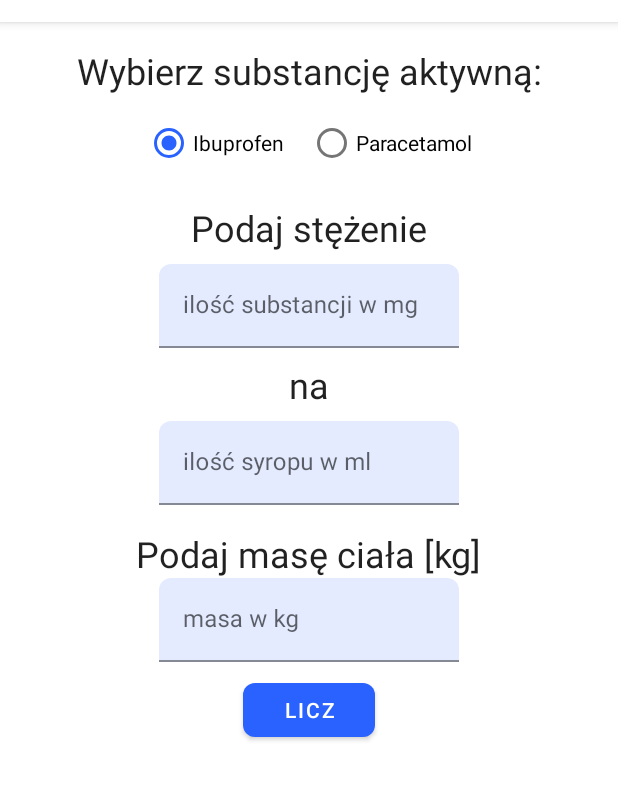
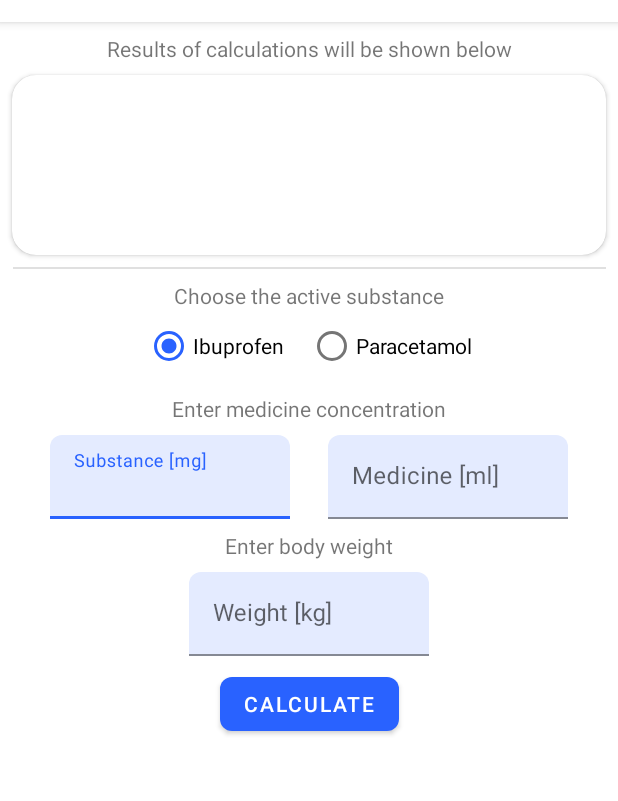
Before and after one commit to OMIsie11/DoseCalculator, an Android app: the screen it shows after launch (MainActivity), on a phone screen of 412 x 824 dp, the part 62-863 px from its top. Run offline under Robolectric (Android 15) with nearby library versions, the phone set to English and light mode, and no system bars.

Commit message:
New main layout

```diff
--- a/app/src/main/java/io/github/omisie11/kalkulatordawek/MainActivity.kt
+++ b/app/src/main/java/io/github/omisie11/kalkulatordawek/MainActivity.kt
@@ -30,34 +30,34 @@ class MainActivity : AppCompatActivity() {
 
         radio_ibuprofen.isChecked = true
 
-        edit_text_substancja.addTextChangedListener(DoseTextWatcher(edit_text_substancja))
-        edit_text_syrop.addTextChangedListener(DoseTextWatcher(edit_text_syrop))
-        edit_text_masa.addTextChangedListener(MassTextWatcher(edit_text_masa))
+        edit_text_substance.addTextChangedListener(DoseTextWatcher(edit_text_substance))
+        edit_text_medicine.addTextChangedListener(DoseTextWatcher(edit_text_medicine))
+        edit_text_mass.addTextChangedListener(MassTextWatcher(edit_text_mass))
 
         val viewModel = ViewModelProviders.of(this)[MainViewModel::class.java]
         viewModel.getResult().observe(this, Observer<String> { result ->
-            text_wynik.text = result
+            text_result.text = result
         })
 
-        button_licz.setOnClickListener {
-            val lek = if (findViewById<RadioButton>(radio_group_lek.checkedRadioButtonId) == radio_ibuprofen)
+        button_calculate.setOnClickListener {
+            val lek = if (findViewById<RadioButton>(radio_group_medicine.checkedRadioButtonId) == radio_ibuprofen)
                 Ibuprofen() else Paracetamol()
 
             when {
-                edit_text_substancja.text.toString().isBlank() -> edit_text_substancja.error =
+                edit_text_substance.text.toString().isBlank() -> edit_text_substance.error =
                     "To pole nie może być puste"
-                edit_text_syrop.text.toString().isBlank() -> edit_text_syrop.error =
+                edit_text_medicine.text.toString().isBlank() -> edit_text_medicine.error =
                     "To pole nie może być puste"
-                edit_text_masa.text.toString().isBlank() -> edit_text_substancja.error =
+                edit_text_mass.text.toString().isBlank() -> edit_text_mass.error =
                     "To pole nie może być puste"
-                !edit_text_substancja.validateNumericInput() -> edit_text_substancja.error = "Niepoprawne dane"
-                !edit_text_syrop.validateNumericInput() -> edit_text_syrop.error = "Niepoprawne dane"
-                !edit_text_masa.validateNumericInput() -> edit_text_masa.error = "Niepoprawne dane"
-                edit_text_substancja.validateNumericInput() && edit_text_syrop.validateNumericInput()
-                        && edit_text_syrop.validateNumericInput() ->
+                !edit_text_substance.validateNumericInput() -> edit_text_substance.error = "Niepoprawne dane"
+                !edit_text_medicine.validateNumericInput() -> edit_text_medicine.error = "Niepoprawne dane"
+                !edit_text_mass.validateNumericInput() -> edit_text_mass.error = "Niepoprawne dane"
+                edit_text_substance.validateNumericInput() && edit_text_medicine.validateNumericInput()
+                        && edit_text_medicine.validateNumericInput() ->
                     viewModel.performCalculations(
-                        lek, edit_text_substancja.text.toString().toDouble(),
-                        edit_text_syrop.text.toString().toDouble(), edit_text_masa.text.toString().toDouble()
+                        lek, edit_text_substance.text.toString().toDouble(),
+                        edit_text_medicine.text.toString().toDouble(), edit_text_mass.text.toString().toDouble()
                     )
             }
         }
--- a/app/src/main/res/layout/content_main.xml
+++ b/app/src/main/res/layout/content_main.xml
@@ -2,36 +2,82 @@
 <ScrollView
         xmlns:android="http://schemas.android.com/apk/res/android"
         xmlns:app="http://schemas.android.com/apk/res-auto"
-        android:layout_width="match_parent"
+        xmlns:tools="http://schemas.android.com/tools" android:layout_width="match_parent"
         android:layout_height="wrap_content">
 
     <androidx.constraintlayout.widget.ConstraintLayout
             android:layout_width="match_parent"
-            android:layout_height="wrap_content"
-            android:focusable="true"
-            android:focusableInTouchMode="true">
+            android:layout_height="wrap_content">
 
         <TextView
-                android:id="@+id/textView"
+                android:id="@+id/text_result_warning"
+                android:text="Results of calculations will be shown below"
                 android:layout_width="wrap_content"
                 android:layout_height="wrap_content"
-                android:text="Wybierz substancję aktywną:"
-                app:layout_constraintLeft_toLeftOf="parent"
-                app:layout_constraintRight_toRightOf="parent"
-                app:layout_constraintTop_toTopOf="parent" android:layout_marginTop="16dp"
-                android:layout_marginLeft="8dp"
-                android:layout_marginRight="8dp"
-                android:textAppearance="@android:style/TextAppearance.Material.Headline"/>
+                app:layout_constraintStart_toStartOf="parent"
+                android:layout_marginStart="8dp"
+                app:layout_constraintEnd_toEndOf="parent"
+                android:layout_marginEnd="8dp"
+                android:layout_marginTop="8dp"
+                app:layout_constraintTop_toTopOf="parent"/>
+
+        <androidx.cardview.widget.CardView
+                android:id="@+id/card_result"
+                android:layout_width="match_parent"
+                android:layout_height="wrap_content"
+                android:elevation="8dp"
+                app:cardCornerRadius="16dp"
+                app:layout_constraintStart_toStartOf="parent"
+                app:layout_constraintEnd_toEndOf="parent"
+                app:layout_constraintTop_toBottomOf="@id/text_result_warning"
+                android:layout_marginStart="8dp"
+                android:layout_marginEnd="8dp"
+                android:layout_marginTop="8dp">
+            <TextView
+                    android:id="@+id/text_result"
+                    android:text=""
+                    android:layout_width="match_parent"
+                    android:layout_height="wrap_content"
+                    android:minHeight="120dp"
+                    android:gravity="center"
+                    android:padding="16dp"
+                    tools:text="Results of calculations will be shown here"/>
+        </androidx.cardview.widget.CardView>
+
+        <View
+                android:id="@+id/divider"
+                android:layout_width="395dp"
+                android:layout_height="1dp"
+                android:background="?android:attr/listDivider"
+                android:layout_marginEnd="16dp"
+                app:layout_constraintEnd_toEndOf="parent"
+                app:layout_constraintStart_toStartOf="parent"
+                android:layout_marginStart="16dp"
+                app:layout_constraintTop_toBottomOf="@id/card_result"
+                android:layout_marginTop="8dp"/>
+        <TextView
+                android:id="@+id/textView7"
+                android:text="Choose the active substance"
+                android:layout_width="wrap_content"
+                android:layout_height="wrap_content"
+                app:layout_constraintTop_toBottomOf="@id/divider"
+                app:layout_constraintStart_toStartOf="parent"
+                android:layout_marginStart="8dp"
+                app:layout_constraintEnd_toEndOf="parent"
+                android:layout_marginEnd="8dp"
+                android:layout_marginTop="8dp"/>
 
         <RadioGroup
-                android:id="@+id/radio_group_lek"
+                android:id="@+id/radio_group_medicine"
                 android:layout_width="match_parent"
                 android:layout_height="wrap_content"
                 android:orientation="horizontal"
                 android:gravity="center"
-                app:layout_constraintStart_toStartOf="parent" app:layout_constraintEnd_toEndOf="parent"
-                android:layout_marginTop="8dp" app:layout_constraintTop_toBottomOf="@+id/textView"
-                android:layout_marginStart="8dp" android:layout_marginEnd="8dp">
+                app:layout_constraintTop_toBottomOf="@id/textView7"
+                app:layout_constraintStart_toStartOf="parent"
+                app:layout_constraintEnd_toEndOf="parent"
+                android:layout_marginStart="8dp"
+                android:layout_marginEnd="8dp">
 
             <RadioButton
                     android:id="@+id/radio_ibuprofen"
@@ -48,115 +94,106 @@
         </RadioGroup>
 
         <TextView
-                android:text="Podaj stężenie"
+                android:id="@+id/textView8"
+                android:text="Enter medicine concentration"
                 android:layout_width="wrap_content"
                 android:layout_height="wrap_content"
-                android:id="@+id/textView2"
-                app:layout_constraintTop_toBottomOf="@+id/radio_group_lek" app:layout_constraintStart_toStartOf="parent"
-                android:layout_marginStart="8dp" app:layout_constraintEnd_toEndOf="parent"
-                android:layout_marginEnd="8dp"
-                android:layout_marginTop="16dp"
-                android:textAppearance="@android:style/TextAppearance.Material.Headline"/>
-
-        <com.google.android.material.textfield.TextInputLayout
-                android:id="@+id/textInputLayout_substancja"
-                android:layout_width="200dp"
-                android:layout_height="wrap_content"
-                android:hint="ilość substancji w mg"
-                app:layout_constraintTop_toBottomOf="@+id/textView2"
                 android:layout_marginTop="8dp"
+                app:layout_constraintTop_toBottomOf="@+id/radio_group_medicine"
                 app:layout_constraintStart_toStartOf="parent"
                 android:layout_marginStart="8dp"
                 app:layout_constraintEnd_toEndOf="parent"
-                android:layout_marginEnd="8dp">
+                android:layout_marginEnd="8dp"/>
+
+        <com.google.android.material.textfield.TextInputLayout
+                android:id="@+id/textInputLayout_substance"
+                android:layout_width="wrap_content"
+                android:layout_height="wrap_content"
+                android:minWidth="160dp"
+                android:hint="Substance [mg]"
+                app:layout_constraintTop_toBottomOf="@id/textView8"
+                app:layout_constraintStart_toStartOf="parent"
+                android:layout_marginStart="8dp" android:layout_marginTop="8dp"
+                app:layout_constraintHorizontal_chainStyle="spread"
+                app:layout_constraintEnd_toStartOf="@+id/textInputLayout_medicine">
 
             <com.google.android.material.textfield.TextInputEditText
-                    android:id="@+id/edit_text_substancja"
+                    android:id="@+id/edit_text_substance"
                     android:layout_width="match_parent"
                     android:layout_height="wrap_content"
                     android:inputType="numberDecimal"
-                    android:singleLine="true"/>
+                    android:singleLine="true"
+                    android:imeOptions="actionNext"
+                    android:nextFocusRight="@+id/edit_text_medicine"/>
 
         </com.google.android.material.textfield.TextInputLayout>
 
         <com.google.android.material.textfield.TextInputLayout
-                android:id="@+id/textInputLayout_syrop"
-                android:layout_width="200dp"
+                android:id="@+id/textInputLayout_medicine"
+                android:layout_width="wrap_content"
                 android:layout_height="wrap_content"
-                android:hint="ilość syropu w ml"
-                app:layout_constraintStart_toStartOf="parent"
-                android:layout_marginStart="8dp"
-                android:layout_marginTop="8dp"
-                app:layout_constraintTop_toBottomOf="@+id/textView3"
+                android:minWidth="160dp"
+                android:hint="Medicine [ml]"
                 app:layout_constraintEnd_toEndOf="parent"
-                android:layout_marginEnd="8dp">
+                android:layout_marginEnd="8dp"
+                app:layout_constraintStart_toEndOf="@+id/textInputLayout_substance"
+                app:layout_constraintHorizontal_chainStyle="spread"
+                app:layout_constraintTop_toTopOf="@+id/textInputLayout_substance">
 
             <com.google.android.material.textfield.TextInputEditText
-                    android:id="@+id/edit_text_syrop"
+                    android:id="@+id/edit_text_medicine"
                     android:layout_width="match_parent"
                     android:layout_height="wrap_content"
                     android:inputType="numberDecimal"
-                    android:singleLine="true"/>
+                    android:singleLine="true"
+                    android:imeOptions="actionNext"
+                    android:nextFocusDown="@+id/edit_text_mass"/>
         </com.google.android.material.textfield.TextInputLayout>
 
         <TextView
-                android:text="na"
+                android:id="@+id/textView9"
+                android:text="Enter body weight"
                 android:layout_width="wrap_content"
                 android:layout_height="wrap_content"
-                android:id="@+id/textView3" android:layout_marginTop="8dp"
-                app:layout_constraintTop_toBottomOf="@+id/textInputLayout_substancja"
-                app:layout_constraintStart_toStartOf="parent"
-                android:layout_marginStart="8dp" app:layout_constraintEnd_toEndOf="parent"
-                android:layout_marginEnd="8dp"
-                android:textAppearance="@android:style/TextAppearance.Material.Headline"/>
-        <TextView
-                android:text="Podaj masę ciała [kg]"
+                android:layout_marginTop="8dp"
+                app:layout_constraintTop_toBottomOf="@+id/textInputLayout_substance"
+                app:layout_constraintStart_toStartOf="parent" android:layout_marginStart="8dp"
+                app:layout_constraintEnd_toEndOf="parent" android:layout_marginEnd="8dp"/>
+
+        <com.google.android.material.textfield.TextInputLayout
+                android:id="@+id/textInputLayout_mass"
                 android:layout_width="wrap_content"
                 android:layout_height="wrap_content"
-                android:id="@+id/textView6" android:layout_marginTop="16dp"
-                app:layout_constraintTop_toBottomOf="@+id/textInputLayout_syrop"
+                android:minWidth="160dp"
+                android:hint="Weight [kg]"
+                app:layout_constraintTop_toBottomOf="@id/textView9"
+                app:layout_constraintStart_toStartOf="parent"
+                android:layout_marginEnd="8dp"
                 app:layout_constraintEnd_toEndOf="parent"
-                android:layout_marginEnd="8dp" app:layout_constraintStart_toStartOf="parent"
                 android:layout_marginStart="8dp"
-                android:textAppearance="@android:style/TextAppearance.Material.Headline"/>
-
-        <com.google.android.material.textfield.TextInputLayout
-                android:layout_width="200dp"
-                android:layout_height="wrap_content"
-                android:hint="masa w kg"
-                android:id="@+id/textInputLayout_masa"
-                app:layout_constraintTop_toBottomOf="@+id/textView6" app:layout_constraintEnd_toEndOf="parent"
-                android:layout_marginEnd="8dp" app:layout_constraintStart_toStartOf="parent"
-                android:layout_marginStart="8dp">
+                android:layout_marginTop="8dp">
 
             <com.google.android.material.textfield.TextInputEditText
-                    android:id="@+id/edit_text_masa"
+                    android:id="@+id/edit_text_mass"
                     android:layout_width="match_parent"
                     android:layout_height="wrap_content"
                     android:inputType="numberDecimal"
-                    android:singleLine="true"/>
+                    android:singleLine="true"
+                    android:imeOptions="actionDone"/>
         </com.google.android.material.textfield.TextInputLayout>
 
-        <Button
-                android:id="@+id/button_licz"
+        <com.google.android.material.button.MaterialButton
+                android:id="@+id/button_calculate"
+                android:text="Calculate"
                 android:layout_width="wrap_content"
                 android:layout_height="wrap_content"
-                android:text="licz"
                 android:layout_marginTop="8dp"
-                app:layout_constraintTop_toBottomOf="@+id/textInputLayout_masa"
-                app:layout_constraintEnd_toEndOf="parent"
-                android:layout_marginEnd="8dp"
-                app:layout_constraintStart_toStartOf="parent"
-                android:layout_marginStart="8dp"/>
-        <TextView
-                android:layout_width="wrap_content"
-                android:layout_height="wrap_content"
-                android:id="@+id/text_wynik" android:layout_marginTop="8dp"
-                app:layout_constraintTop_toBottomOf="@+id/button_licz"
+                app:layout_constraintTop_toBottomOf="@id/textInputLayout_mass"
                 app:layout_constraintStart_toStartOf="parent"
                 android:layout_marginStart="8dp"
                 app:layout_constraintEnd_toEndOf="parent"
                 android:layout_marginEnd="8dp"
+                android:layout_marginBottom="8dp"
                 app:layout_constraintBottom_toBottomOf="parent"/>
 
     </androidx.constraintlayout.widget.ConstraintLayout>
```
